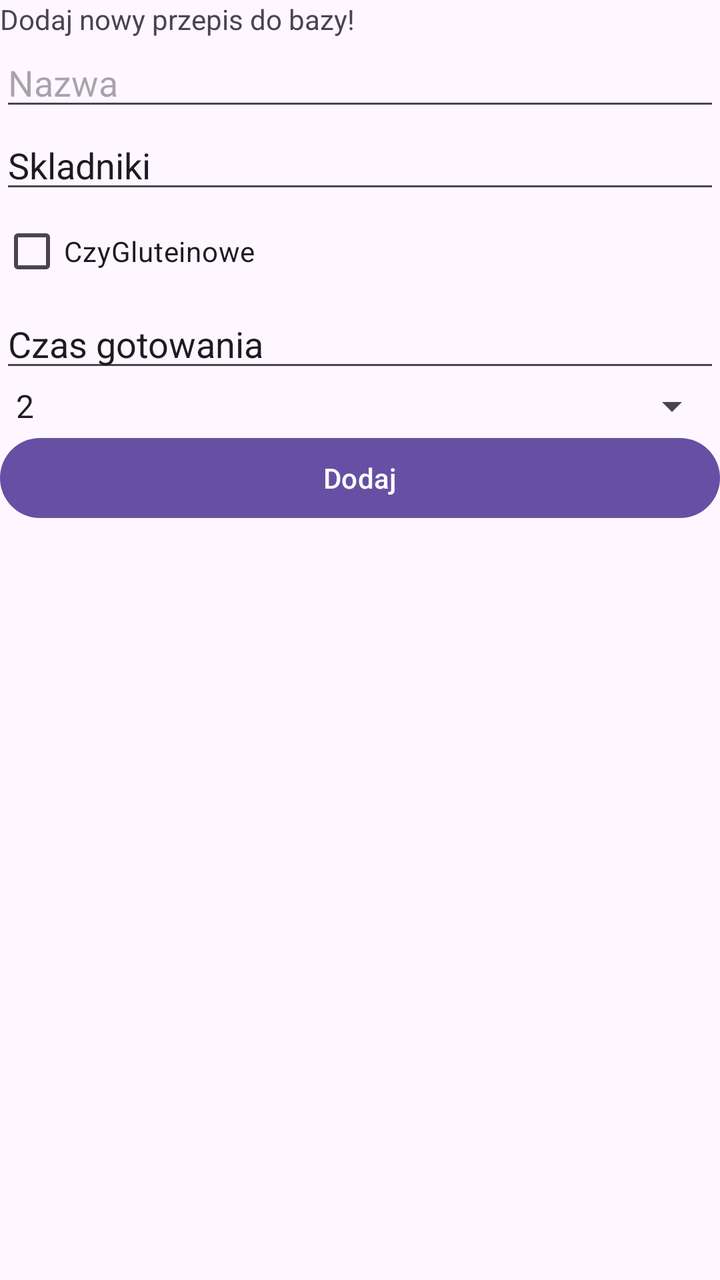
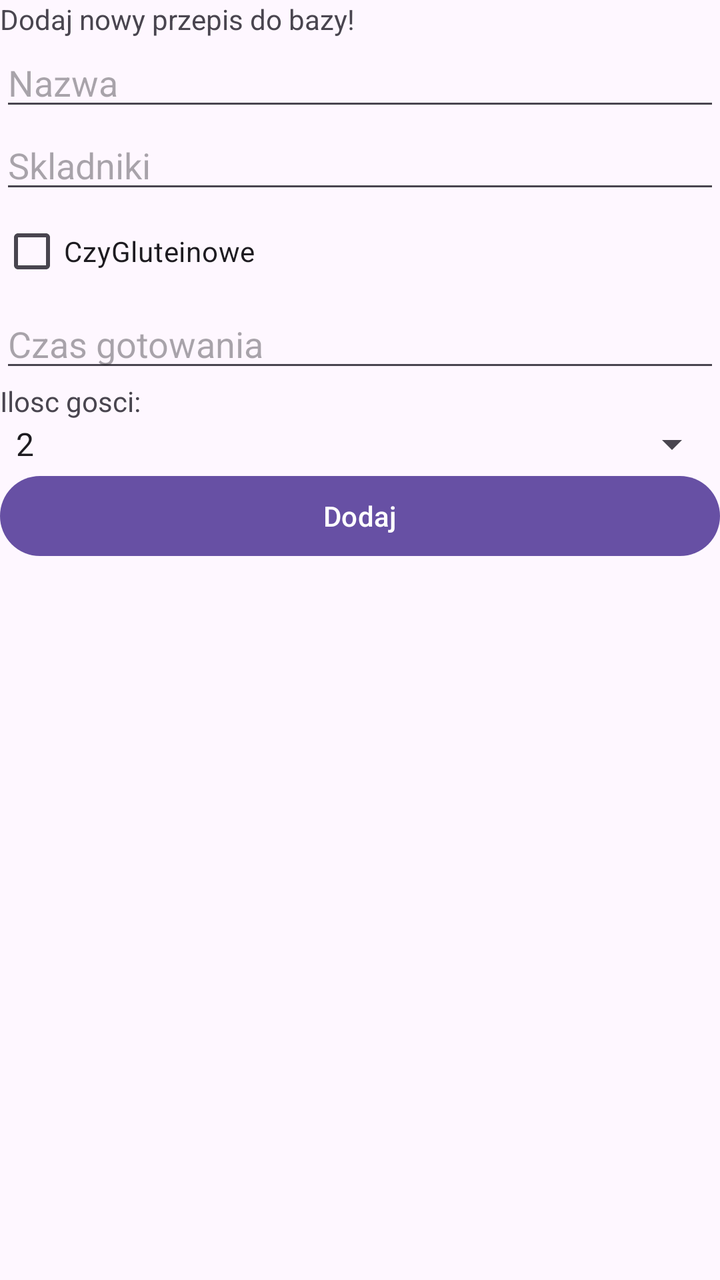

Compare the two renders of this Android layout. The source of the first and the diff that turns it into the second are given below.
<!-- AndroidManifest.xml: application theme Theme.Przepisy -->
<!-- res/layout/activity_main.xml -->
<?xml version="1.0" encoding="utf-8"?>
<LinearLayout xmlns:android="http://schemas.android.com/apk/res/android"
    xmlns:app="http://schemas.android.com/apk/res-auto"
    xmlns:tools="http://schemas.android.com/tools"
    android:id="@+id/main"
    android:layout_width="match_parent"
    android:layout_height="match_parent"
    android:orientation="vertical"
    tools:context=".MainActivity">

    <TextView
        android:layout_width="wrap_content"
        android:layout_height="wrap_content"
        android:text="Dodaj nowy przepis do bazy!" />

    <EditText
        android:id="@+id/editTextNazwa"
        android:layout_width="match_parent"
        android:layout_height="wrap_content"
        android:ems="10"
        android:inputType="text"
        android:hint="Nazwa" />

    <EditText
        android:id="@+id/editTextSkladnik"
        android:layout_width="match_parent"
        android:layout_height="wrap_content"
        android:ems="10"
        android:inputType="text"
        android:text="Skladniki" />

    <CheckBox
        android:id="@+id/checkBox"
        android:layout_width="match_parent"
        android:layout_height="wrap_content"
        android:text="CzyGluteinowe" />

    <EditText
        android:id="@+id/editTextText3"
        android:layout_width="match_parent"
        android:layout_height="wrap_content"
        android:ems="10"
        android:inputType="text"
        android:text="Czas gotowania" />

    <Spinner
        android:id="@+id/spinner"
        android:layout_width="match_parent"
        android:layout_height="wrap_content"
        android:entries="@array/iloscgosci"/>

    <Button
        android:id="@+id/button"
        android:layout_width="match_parent"
        android:layout_height="wrap_content"
        android:text="Dodaj" />

</LinearLayout>
<!-- resources referenced by this layout -->
<resources>
  <string-array name="iloscgosci">
          <item>2</item>
          <item>4</item>
          <item>8</item>
          <item>10</item>
      </string-array>
  <style name="Theme.Przepisy" parent="Base.Theme.Przepisy" />
  <style name="Base.Theme.Przepisy" parent="Theme.Material3.DayNight.NoActionBar">
          
          
      </style>
</resources>

<!-- the commit's change to res/layout/activity_main.xml (unified diff, before → after) -->
@@ -27,7 +27,7 @@
         android:layout_height="wrap_content"
         android:ems="10"
         android:inputType="text"
-        android:text="Skladniki" />
+        android:hint="Skladniki" />
 
     <CheckBox
         android:id="@+id/checkBox"
@@ -40,14 +40,21 @@
         android:layout_width="match_parent"
         android:layout_height="wrap_content"
         android:ems="10"
-        android:inputType="text"
-        android:text="Czas gotowania" />
+        android:inputType="number"
+        android:hint="Czas gotowania" />
+
+    <TextView
+        android:id="@+id/textView"
+        android:layout_width="match_parent"
+        android:layout_height="wrap_content"
+        android:text="Ilosc gosci:" />
 
     <Spinner
         android:id="@+id/spinner"
         android:layout_width="match_parent"
         android:layout_height="wrap_content"
-        android:entries="@array/iloscgosci"/>
+        android:entries="@array/iloscgosci"
+        />
 
     <Button
         android:id="@+id/button"
@@ -55,4 +62,9 @@
         android:layout_height="wrap_content"
         android:text="Dodaj" />
 
+    <ListView
+        android:id="@+id/listview"
+        android:layout_width="match_parent"
+        android:layout_height="match_parent" />
+
 </LinearLayout>
